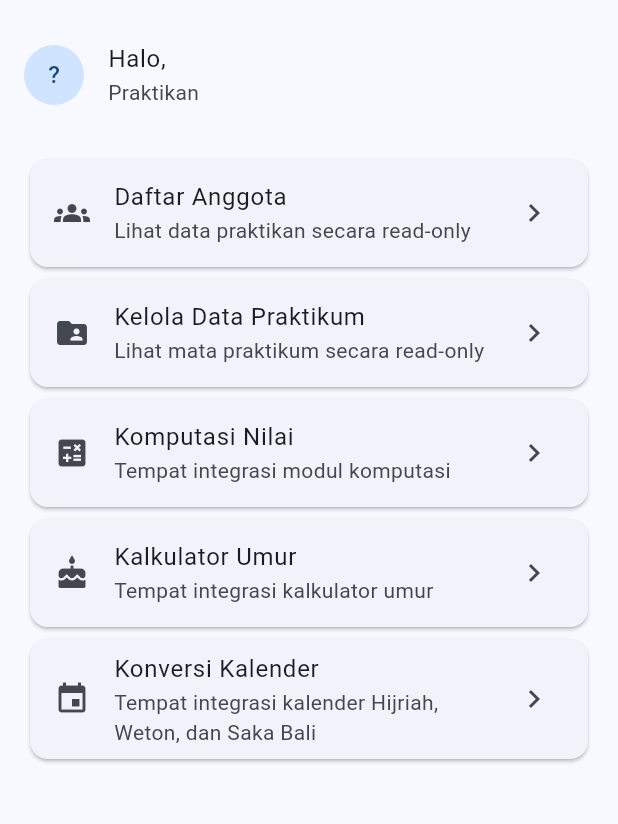
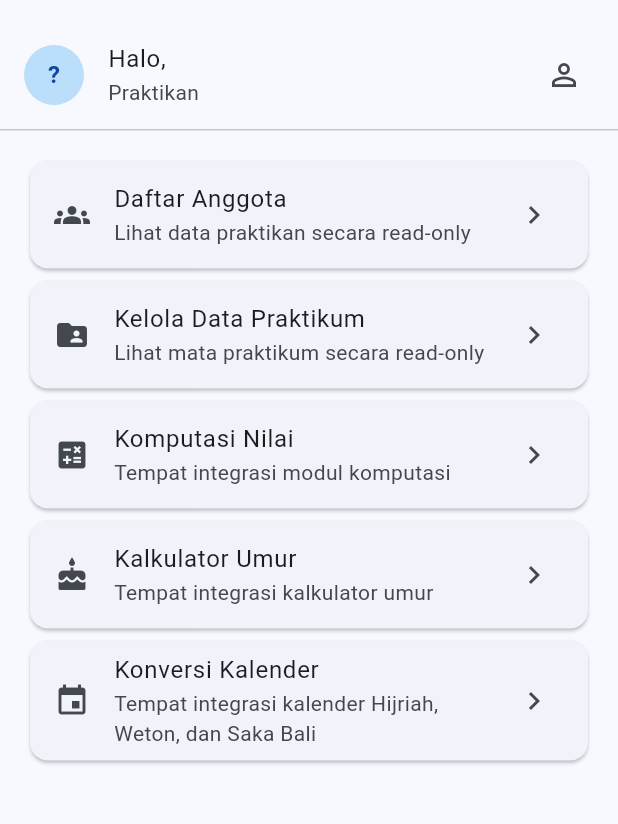
Before and after one commit to gitaantonia/Lab-Mate, a Flutter app: the HomeScreen screen opened directly with empty values, on a phone screen of 412 x 824 dp, the part 63-887 px from its top. Run offline on Flutter 3.47's test engine with Material 3 defaults, Android fonts, the phone set to English and light mode, and no system bars; our stand-ins replace shared_preferences, sqflite, sqflite_common_ffi; accounts and stored records are empty.

Commit message:
menyesuaikan tampilan tiap user

```diff
--- a/lib/screens/home_screen.dart
+++ b/lib/screens/home_screen.dart
@@ -3,6 +3,7 @@ import '../utils/session_helper.dart';
 import 'menu_utama.dart';
 import 'stopwatch_screen.dart';
 import 'bantuan_screen.dart';
+import 'profil_screen.dart';
 
 class MainShell extends StatefulWidget {
   final String role;
@@ -77,13 +78,25 @@ class _HomeScreenState extends State<HomeScreen> {
         children: [
           ListTile(
             leading: CircleAvatar(
-              child: Text(nama.isEmpty ? '?' : nama[0].toUpperCase()),
+              backgroundColor: Colors.blue.shade100,
+              child: Text(
+                nama.isEmpty ? '?' : nama[0].toUpperCase(),
+                style: TextStyle(fontWeight: FontWeight.bold, color: Colors.blue.shade900),
+              ),
             ),
             title: Text('Halo, $nama'),
             subtitle: Text(
               widget.role == 'aslab' ? 'Asisten Laboratorium' : 'Praktikan',
             ),
+            trailing: const Icon(Icons.person_outline),
+            onTap: () {
+              Navigator.push(
+                context,
+                MaterialPageRoute(builder: (_) => const ProfilScreen()),
+              );
+            },
           ),
+          const Divider(height: 1),
           Expanded(
             child: ListView.builder(
               padding: const EdgeInsets.all(16),
```
Also changed, not shown: lib/main.dart (+6 -1 lines), lib/screens/home_praktikan.screen.dart (+2 -14 lines).
